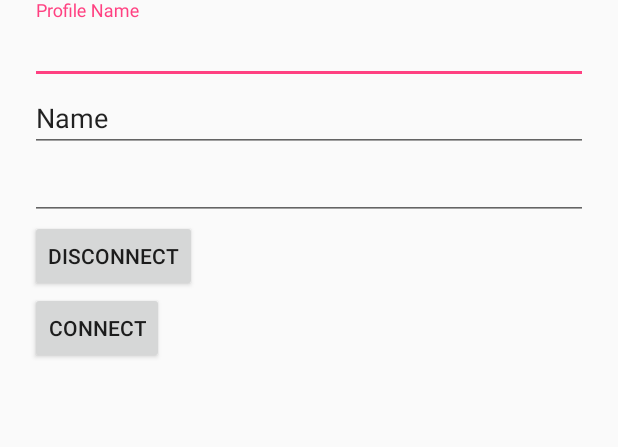
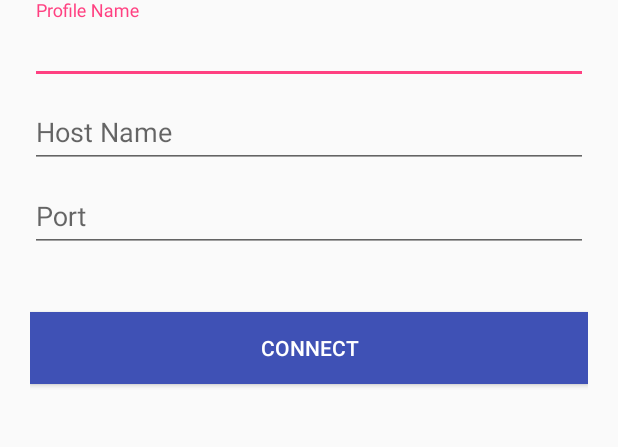
Before and after one commit to tansinan/DroidOver6, an Android app: the screen it shows after launch (MainActivity), on a phone screen of 412 x 824 dp, the part 163-610 px from its top. Run offline under Robolectric (Android 15) with nearby library versions, the phone set to English and light mode, and no system bars; 1 statement that could not run was skipped.

Commit message:
Refine UI.

```diff
--- a/app/src/main/java/com/tinytangent/droidover6/MainActivity.java
+++ b/app/src/main/java/com/tinytangent/droidover6/MainActivity.java
@@ -18,7 +18,7 @@ import static android.widget.Toast.LENGTH_SHORT;
 public class MainActivity extends AppCompatActivity {
 
     protected static final int VPN_REQUEST_CODE = 0x100;
-    protected Button buttonStartVPN = null;
+    protected Button buttonChangeConnectionState = null;
     protected Button buttonStopVPN = null;
 
     protected BroadcastReceiver vpnStateReceiver = new BroadcastReceiver()
@@ -38,18 +38,11 @@ public class MainActivity extends AppCompatActivity {
     protected void onCreate(Bundle savedInstanceState) {
         super.onCreate(savedInstanceState);
         setContentView(R.layout.activity_main);
-        buttonStartVPN = (Button)findViewById(R.id.button_connect);
-        buttonStopVPN = (Button)findViewById(R.id.button_disconnect);
-        buttonStartVPN.setOnClickListener(new View.OnClickListener() {
+        buttonChangeConnectionState = (Button)findViewById(R.id.button_change_connection_state);
+        buttonChangeConnectionState.setOnClickListener(new View.OnClickListener() {
             @Override
             public void onClick(View v) {
                 onButtonStartVPN();
-            }
-        });
-        buttonStopVPN.setOnClickListener(new View.OnClickListener() {
-            @Override
-            public void onClick(View v) {
-                onButtonStopVPN();
             }
         });
         LocalBroadcastManager.getInstance(this).registerReceiver(vpnStateReceiver,
--- a/app/src/main/res/layout/activity_main.xml
+++ b/app/src/main/res/layout/activity_main.xml
@@ -24,7 +24,7 @@
             android:layout_height="wrap_content">
 
             <android.support.design.widget.TextInputEditText
-                android:id="@+id/editText3"
+                android:id="@+id/edit_text_profile_name"
                 android:layout_width="match_parent"
                 android:layout_height="wrap_content"
                 android:ems="10"
@@ -32,36 +32,43 @@
                 android:inputType="text" />
         </android.support.design.widget.TextInputLayout>
 
-    <EditText
-        android:id="@+id/editText"
+        <android.support.design.widget.TextInputLayout
+            android:id="@+id/input_layout_host_name"
+            android:layout_width="match_parent"
+            android:layout_height="wrap_content">
+
+            <android.support.design.widget.TextInputEditText
+                android:id="@+id/edit_text_host_name"
                 android:layout_width="match_parent"
                 android:layout_height="wrap_content"
                 android:ems="10"
-        android:inputType="textPersonName"
-        android:text="Name" />
+                android:hint="Host Name"
+                android:inputType="text" />
+        </android.support.design.widget.TextInputLayout>
 
-    <EditText
-        android:id="@+id/editText2"
+        <android.support.design.widget.TextInputLayout
+            android:id="@+id/input_layout_port"
+            android:layout_width="match_parent"
+            android:layout_height="wrap_content">
+
+            <android.support.design.widget.TextInputEditText
+                android:id="@+id/edit_text_port"
                 android:layout_width="match_parent"
                 android:layout_height="wrap_content"
                 android:ems="10"
-        android:inputType="number" />
+                android:hint="Port"
+                android:inputType="text" />
+        </android.support.design.widget.TextInputLayout>
+
 
     <Button
-        android:id="@+id/button_disconnect"
-        android:layout_width="wrap_content"
+        android:id="@+id/button_change_connection_state"
+        style="@style/Widget.AppCompat.Button.Colored"
+        android:layout_width="fill_parent"
         android:layout_height="wrap_content"
-        android:text="Disconnect"
-        tools:layout_editor_absoluteX="16dp"
-        tools:layout_editor_absoluteY="84dp" />
-
-    <Button
-        android:id="@+id/button_connect"
-        android:layout_width="wrap_content"
-        android:layout_height="wrap_content"
+        android:layout_marginTop="40dp"
+        android:background="@color/colorPrimary"
         android:text="Connect"
-        tools:layout_editor_absoluteX="16dp"
-        tools:layout_editor_absoluteY="16dp" />
-
+        android:textColor="@android:color/white" />
 
 </LinearLayout>
```
Lines whose indentation alone changed are shown as unchanged.
